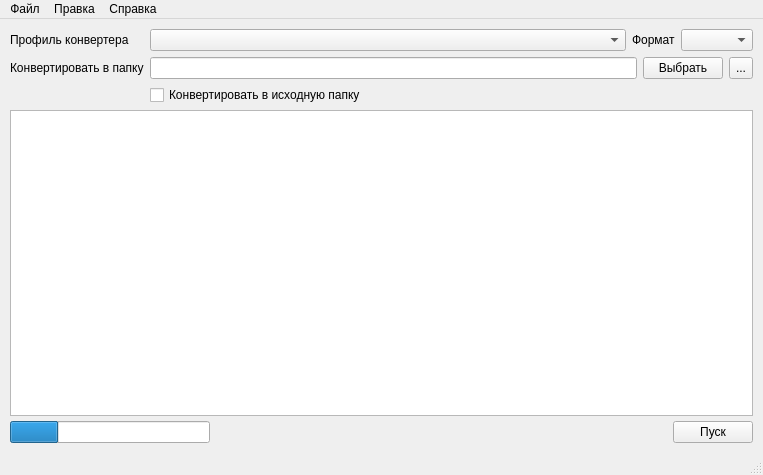
Old version of the form ui/MainWindow.ui in the repository rupor-github/fb2mobi.
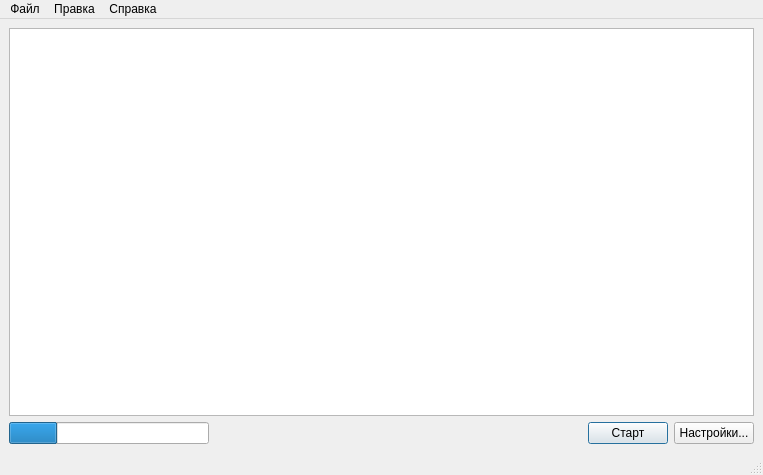
New version of the form.

Commit message: Add settings, copy on device, synccover after copy, redesign GUI

What changed in the file:
```diff
--- a/ui/MainWindow.ui
+++ b/ui/MainWindow.ui
@@ -20,199 +20,9 @@
      <verstretch>0</verstretch>
     </sizepolicy>
    </property>
-   <layout class="QVBoxLayout" name="verticalLayout">
-    <property name="spacing">
-     <number>5</number>
-    </property>
-    <property name="leftMargin">
-     <number>10</number>
-    </property>
-    <property name="topMargin">
-     <number>10</number>
-    </property>
-    <property name="rightMargin">
-     <number>10</number>
-    </property>
-    <property name="bottomMargin">
-     <number>10</number>
-    </property>
-    <item>
-     <widget class="QWidget" name="widget_2" native="true">
       <layout class="QGridLayout" name="gridLayout">
-       <property name="leftMargin">
-        <number>0</number>
-       </property>
-       <property name="topMargin">
-        <number>0</number>
-       </property>
-       <property name="rightMargin">
-        <number>0</number>
-       </property>
-       <property name="bottomMargin">
-        <number>0</number>
-       </property>
-       <item row="3" column="0">
-        <spacer name="horizontalSpacer_2">
-         <property name="orientation">
-          <enum>Qt::Horizontal</enum>
-         </property>
-         <property name="sizeType">
-          <enum>QSizePolicy::Ignored</enum>
-         </property>
-         <property name="sizeHint" stdset="0">
-          <size>
-           <width>124</width>
-           <height>20</height>
-          </size>
-         </property>
-        </spacer>
-       </item>
-       <item row="3" column="1">
-        <widget class="QCheckBox" name="checkConvertToSrcDir">
-         <property name="sizePolicy">
-          <sizepolicy hsizetype="Preferred" vsizetype="Fixed">
-           <horstretch>0</horstretch>
-           <verstretch>0</verstretch>
-          </sizepolicy>
-         </property>
-         <property name="text">
-          <string>Конвертировать в исходную папку</string>
-         </property>
-        </widget>
-       </item>
-       <item row="2" column="0">
-        <widget class="QLabel" name="label_2">
-         <property name="sizePolicy">
-          <sizepolicy hsizetype="Maximum" vsizetype="Minimum">
-           <horstretch>0</horstretch>
-           <verstretch>0</verstretch>
-          </sizepolicy>
-         </property>
-         <property name="text">
-          <string>Конвертировать в папку</string>
-         </property>
-        </widget>
-       </item>
-       <item row="0" column="0" rowspan="2">
-        <widget class="QLabel" name="label">
-         <property name="sizePolicy">
-          <sizepolicy hsizetype="Maximum" vsizetype="Preferred">
-           <horstretch>0</horstretch>
-           <verstretch>0</verstretch>
-          </sizepolicy>
-         </property>
-         <property name="text">
-          <string>Профиль конвертера</string>
-         </property>
-        </widget>
-       </item>
-       <item row="0" column="1" rowspan="2">
-        <widget class="QWidget" name="widget_3" native="true">
-         <layout class="QHBoxLayout" name="horizontalLayout_2">
-          <property name="leftMargin">
-           <number>0</number>
-          </property>
-          <property name="topMargin">
-           <number>0</number>
-          </property>
-          <property name="rightMargin">
-           <number>0</number>
-          </property>
-          <property name="bottomMargin">
-           <number>0</number>
-          </property>
-          <item>
-           <widget class="QComboBox" name="comboProfiles"/>
-          </item>
-          <item>
-           <widget class="QLabel" name="label_3">
-            <property name="sizePolicy">
-             <sizepolicy hsizetype="Maximum" vsizetype="Preferred">
-              <horstretch>0</horstretch>
-              <verstretch>0</verstretch>
-             </sizepolicy>
-            </property>
-            <property name="text">
-             <string>Формат</string>
-            </property>
-           </widget>
-          </item>
-          <item>
-           <widget class="QComboBox" name="comboOutputFormat">
-            <property name="sizePolicy">
-             <sizepolicy hsizetype="Maximum" vsizetype="Fixed">
-              <horstretch>0</horstretch>
-              <verstretch>0</verstretch>
-             </sizepolicy>
-            </property>
-           </widget>
-          </item>
-         </layout>
-        </widget>
-       </item>
-       <item row="2" column="1">
-        <widget class="QWidget" name="widget_4" native="true">
-         <layout class="QHBoxLayout" name="horizontalLayout_3">
-          <property name="leftMargin">
-           <number>0</number>
-          </property>
-          <property name="topMargin">
-           <number>0</number>
-          </property>
-          <property name="rightMargin">
-           <number>0</number>
-          </property>
-          <property name="bottomMargin">
-           <number>0</number>
-          </property>
-          <item>
-           <widget class="QLineEdit" name="editDestPath">
-            <property name="sizePolicy">
-             <sizepolicy hsizetype="Expanding" vsizetype="Fixed">
-              <horstretch>0</horstretch>
-              <verstretch>0</verstretch>
-             </sizepolicy>
-            </property>
-           </widget>
-          </item>
-          <item>
-           <widget class="QPushButton" name="btnSelectDestDir">
-            <property name="text">
-             <string>Выбрать</string>
-            </property>
-           </widget>
-          </item>
-          <item>
-           <widget class="QToolButton" name="btnOpenDestDir">
-            <property name="sizePolicy">
-             <sizepolicy hsizetype="Fixed" vsizetype="Minimum">
-              <horstretch>0</horstretch>
-              <verstretch>0</verstretch>
-             </sizepolicy>
-            </property>
-            <property name="text">
-             <string>...</string>
-            </property>
-            <property name="popupMode">
-             <enum>QToolButton::DelayedPopup</enum>
-            </property>
-            <property name="toolButtonStyle">
-             <enum>Qt::ToolButtonTextOnly</enum>
-            </property>
-            <property name="autoRaise">
-             <bool>false</bool>
-            </property>
-            <property name="arrowType">
-             <enum>Qt::NoArrow</enum>
-            </property>
-           </widget>
-          </item>
-         </layout>
-        </widget>
-       </item>
-      </layout>
-     </widget>
-    </item>
+    <item row="0" column="0">
+     <layout class="QVBoxLayout" name="verticalLayout">
     <item>
      <widget class="QSplitter" name="splitter">
       <property name="orientation">
@@ -246,20 +56,7 @@
      </widget>
     </item>
     <item>
-     <widget class="QWidget" name="widget" native="true">
       <layout class="QHBoxLayout" name="horizontalLayout">
-       <property name="leftMargin">
-        <number>0</number>
-       </property>
-       <property name="topMargin">
-        <number>0</number>
-       </property>
-       <property name="rightMargin">
-        <number>0</number>
-       </property>
-       <property name="bottomMargin">
-        <number>0</number>
-       </property>
        <item>
         <widget class="QProgressBar" name="progressBar">
          <property name="sizePolicy">
@@ -289,7 +86,7 @@
          </property>
          <property name="sizeHint" stdset="0">
           <size>
-           <width>453</width>
+            <width>278</width>
            <height>20</height>
           </size>
          </property>
@@ -298,12 +95,29 @@
        <item>
         <widget class="QPushButton" name="btnStart">
          <property name="text">
-          <string>Пуск</string>
-         </property>
-        </widget>
-       </item>
-      </layout>
-     </widget>
+           <string>Старт</string>
+          </property>
+          <property name="default">
+           <bool>true</bool>
+          </property>
+         </widget>
+        </item>
+        <item>
+         <widget class="QPushButton" name="btnSettings">
+          <property name="sizePolicy">
+           <sizepolicy hsizetype="Minimum" vsizetype="Fixed">
+            <horstretch>0</horstretch>
+            <verstretch>0</verstretch>
+           </sizepolicy>
+          </property>
+          <property name="text">
+           <string>Настройки...</string>
+          </property>
+         </widget>
+        </item>
+       </layout>
+      </item>
+     </layout>
     </item>
    </layout>
   </widget>
```
Left out of the diff: 113 changed lines with no effect on the pictures. Lines whose indentation alone changed are shown as unchanged. The commit also changes 7 other files.
